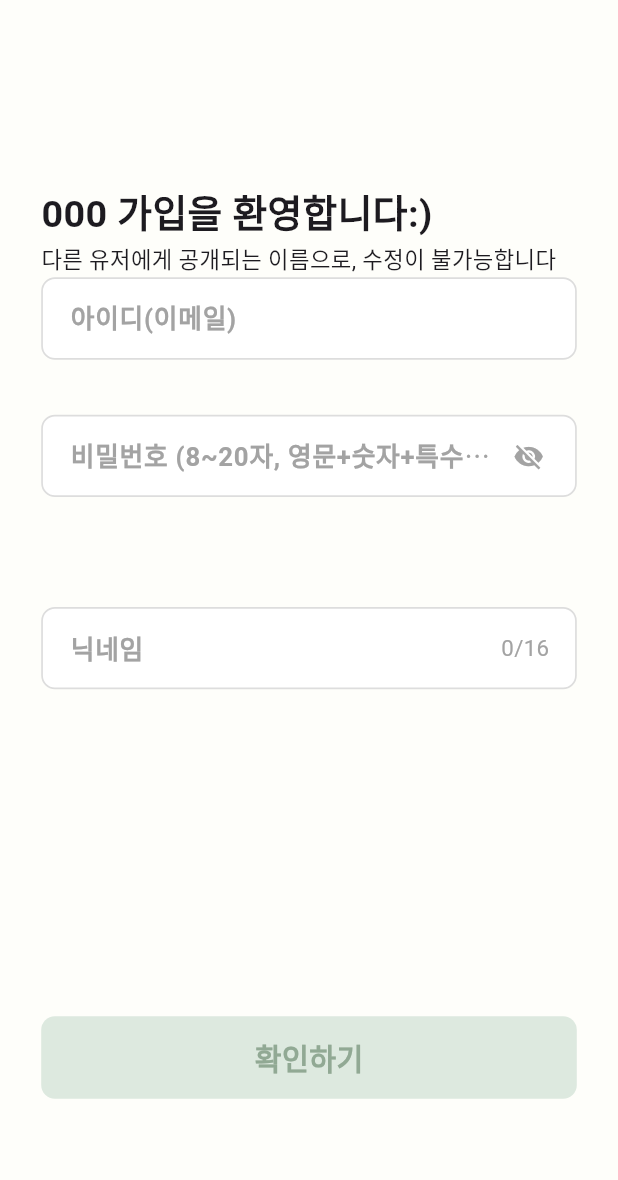
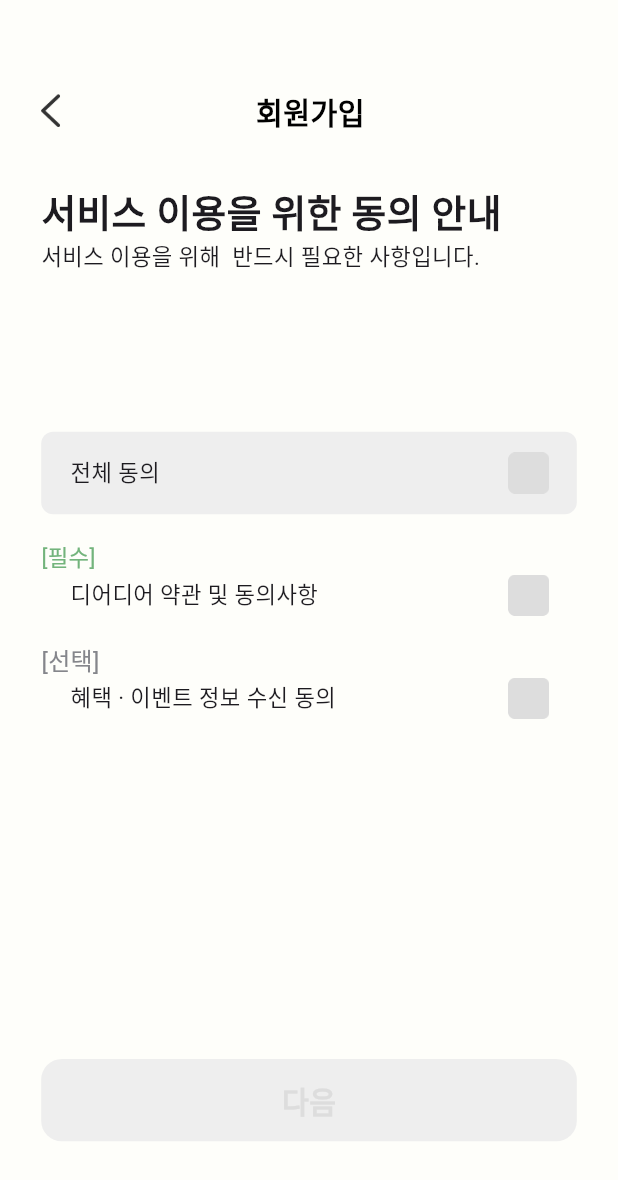
Before and after one commit to Dear-deer-developer/Dear-dear-FE, a Flutter app: the screen it shows after launch, after a tap on "회원가입", on a phone screen of 412 x 824 dp. Shown: the top 1180 px of the screen. Run offline on Flutter 3.47's test engine with Material 3 defaults, Android fonts, the phone set to English and light mode, and no system bars; our stand-ins replace flutter_dotenv, flutter_phoenix, flutter_screenutil, get, just_audio, logger and 4 more; missing offline and left inert: audio_session, kakao_flutter_sdk_user; accounts and stored records are empty; Roboto replaces fonts that are missing (KakaoSmallSansBold, KakaoSmallSansRegular).

```diff
--- a/lib/binding/main_bindings.dart
+++ b/lib/binding/main_bindings.dart
@@ -1,4 +1,6 @@
 // lib/binding/main_bindings.dart
+import 'package:dear_deer_demo/controller/login/agreement_controller.dart';
+import 'package:dear_deer_demo/controller/login/signup_email_controller.dart';
 import 'package:get/get.dart';
 
 // 기존
@@ -16,7 +18,6 @@ import 'package:dear_deer_demo/service/api_service.dart';
 import 'package:dear_deer_demo/service/auth_service.dart';
 import 'package:dear_deer_demo/service/contents_config_service.dart';
 import 'package:dear_deer_demo/service/contents_repository.dart';
-import 'package:get/get.dart';
 
 // 일정 연동
 import 'package:dear_deer_demo/util/custom_get_connect.dart';
@@ -34,6 +35,8 @@ class MainBindings extends Bindings {
     Get.put<AuthService>(AuthService(), permanent: true);
     Get.put<BgMusicController>(BgMusicController(), permanent: true);
     Get.put<AppStartController>(AppStartController(), permanent: true);
+    Get.put(AgreementController(), permanent: false);
+    Get.lazyPut<SignupEmailController>(() => SignupEmailController());
 
     // Contents
     Get.put<ContentsConfigService>(ContentsConfigService(), permanent: true);
--- /dev/null
+++ b/lib/controller/login/agreement_controller.dart
@@ -0,0 +1,30 @@
+import 'package:get/get.dart';
+
+class AgreementController extends GetxController {
+  // 체크 상태
+  final reqAgree = false.obs; // [필수] 디어디어 약관 및 동의사항
+  final optAgree = false.obs; // [선택] 혜택·이벤트 정보 수신
+  final allAgree = false.obs; // 전체 동의
+
+  bool get canNext => reqAgree.value; // [다음] 활성 조건: 필수 동의
+
+  void toggleAll(bool v) {
+    allAgree.value = v;
+    reqAgree.value = v;
+    optAgree.value = v;
+  }
+
+  void toggleReq(bool v) {
+    reqAgree.value = v;
+    _syncAll();
+  }
+
+  void toggleOpt(bool v) {
+    optAgree.value = v;
+    _syncAll();
+  }
+
+  void _syncAll() {
+    allAgree.value = reqAgree.value && optAgree.value;
+  }
+}
--- /dev/null
+++ b/lib/controller/login/signup_email_controller.dart
@@ -0,0 +1,55 @@
+import 'package:dear_deer_demo/service/auth_service.dart';
+import 'package:dear_deer_demo/util/logger.dart';
+import 'package:flutter/material.dart';
+import 'package:get/get.dart';
+
+class SignupEmailController extends GetxController {
+  final emailCtrl = TextEditingController();
+
+  final isChecking = false.obs; // 중복 확인(=인증코드 전송) 중 로딩
+  final isChecked = false.obs; // 중복 확인 성공 여부
+  final isValidEmail = false.obs; // 이메일 형식 유효성
+
+  @override
+  void onClose() {
+    emailCtrl.dispose();
+    super.onClose();
+  }
+
+  void onEmailChanged(String v) {
+    isValidEmail.value = _validEmail(v.trim());
+    // 이메일이 바뀌면 다시 확인 필요
+    if (isChecked.value) isChecked.value = false;
+  }
+
+  Future<void> onCheckPressed() async {
+    final email = emailCtrl.text.trim();
+    if (!_validEmail(email)) {
+      Get.snackbar('이메일', '올바른 이메일을 입력해주세요.');
+      return;
+    }
+
+    isChecking.value = true;
+    try {
+      // 서버: 중복 체크를 겸한 "가입용 인증코드 전송" API 라고 가정
+      final ok = await Get.find<AuthService>().sendSignupEmailCode(email);
+      if (ok) {
+        isChecked.value = true;
+        Get.snackbar('발송 완료', '인증코드를 이메일로 보냈습니다.');
+      } else {
+        isChecked.value = false;
+        Get.snackbar('실패', '중복 확인 또는 코드 발송에 실패했습니다.');
+      }
+    } catch (e, st) {
+      logger.e('onCheckPressed 예외', error: e, stackTrace: st);
+      Get.snackbar('오류', '일시적 오류가 발생했습니다.');
+    } finally {
+      isChecking.value = false;
+    }
+  }
+
+  bool get canNext => isChecked.value; // 확인 성공 시에만 다음 활성화
+
+  bool _validEmail(String v) =>
+      RegExp(r'^[^@\s]+@[^@\s]+\.[^@\s]+$').hasMatch(v);
+}
--- a/lib/data/image_data.dart
+++ b/lib/data/image_data.dart
@@ -36,6 +36,9 @@ class ImagePath {
   static String get textDeleteIcon => 'assets/images/icon_textdelete.png';
   static String get eyeOffIcon => 'assets/images/eye_off.png';
   static String get eyeOnIcon => 'assets/images/eye_on.png';
+
+  static String get checkboxOn => 'assets/images/check_box_on.png';
+  static String get checkboxOff => 'assets/images/check_box_off.png';
 
   // MARK: - Bot_nav_icon
   static String get homeOn => 'assets/images/home_on.png';
--- a/lib/view/login/login_main.dart
+++ b/lib/view/login/login_main.dart
@@ -3,6 +3,7 @@ import 'package:dear_deer_demo/data/app_color.dart';
 import 'package:dear_deer_demo/data/font_styles.dart';
 import 'package:dear_deer_demo/data/image_data.dart';
 import 'package:dear_deer_demo/view/login/jwt_sign_up.dart';
+import 'package:dear_deer_demo/view/login/sign_up_agreement.dart';
 import 'package:flutter/material.dart';
 import 'package:flutter_screenutil/flutter_screenutil.dart';
 import 'package:get/get.dart';
@@ -282,7 +283,8 @@ class LoginMain extends GetView<AuthController> {
           }),
           _link('회원가입', () {
             TODO:
-            Get.to(() => JwtSignUp());
+            // Get.to(() => JwtSignUp());
+            Get.to(() => SignUpAgreement());
           }),
         ],
       ),
--- /dev/null
+++ b/lib/view/login/sign_up_agreement.dart
@@ -0,0 +1,186 @@
+import 'package:dear_deer_demo/controller/login/agreement_controller.dart';
+import 'package:dear_deer_demo/data/app_color.dart';
+import 'package:dear_deer_demo/data/font_styles.dart';
+import 'package:dear_deer_demo/data/image_data.dart';
+import 'package:dear_deer_demo/view/login/sign_up_email.dart';
+import 'package:flutter/material.dart';
+import 'package:flutter_screenutil/flutter_screenutil.dart';
+import 'package:get/get.dart';
+
+class SignUpAgreement extends GetView<AgreementController> {
+  const SignUpAgreement({super.key});
+
+  @override
+  Widget build(BuildContext context) {
+    return Scaffold(
+      body: _body(),
+    );
+  }
+
+  Widget _body() {
+    return Padding(
+      padding: EdgeInsets.only(top: 41.h),
+      child: Column(
+        crossAxisAlignment: CrossAxisAlignment.start,
+        children: [
+          // MARK: title
+          Row(
+            children: [
+              SizedBox(
+                width: 6.w,
+              ),
+              GestureDetector(
+                onTap: Get.back,
+                child:
+                    Image.asset(ImagePath.backIcon, width: 48.w, height: 48.h),
+              ),
+              SizedBox(
+                width: 95.w,
+              ),
+              Text('회원가입',
+                  style: FontStyles.H2_bold_17.copyWith(color: Colors.black)),
+            ],
+          ),
+          SizedBox(height: 19.h),
+          // MARK: Main
+          Padding(
+            padding: EdgeInsets.only(left: 24.w, right: 24.w),
+            child: Column(
+              crossAxisAlignment: CrossAxisAlignment.start,
+              children: [
+                Text(
+                  '서비스 이용을 위한 동의 안내',
+                  style: FontStyles.H1_bold_22,
+                ),
+                Text(
+                  '서비스 이용을 위해  반드시 필요한 사항입니다.',
+                  style: FontStyles.S1_reg_13,
+                ),
+                SizedBox(
+                  height: 92.h,
+                ),
+                // 전체 동의 컨테이너
+                _overallAgreeBox(),
+                SizedBox(height: 16.h),
+                Text(
+                  '[필수]',
+                  style:
+                      FontStyles.S1_reg_13.copyWith(color: AppColors.mainGreen),
+                ),
+                Obx(() => _agreeRow(
+                      title: '디어디어 약관 및 동의사항',
+                      value: controller.reqAgree.value,
+                      onTap: () =>
+                          controller.toggleReq(!controller.reqAgree.value),
+                    )),
+                SizedBox(height: 16.h),
+                Text(
+                  '[선택]',
+                  style: FontStyles.B4_reg_14.copyWith(color: AppColors.G_06),
+                ),
+                Obx(() => _agreeRow(
+                      title: '혜택 · 이벤트 정보 수신 동의',
+                      value: controller.optAgree.value,
+                      onTap: () =>
+                          controller.toggleOpt(!controller.optAgree.value),
+                    )),
+              ],
+            ),
+          ),
+          SizedBox(
+            height: 198.h,
+          ),
+          // ==================== 다음 버튼 ====================
+          Obx(() => Padding(
+                padding: EdgeInsets.only(left: 24.w),
+                child: _nextButton(
+                  active: controller.canNext,
+                  onTap: controller.canNext
+                      ? () => Get.to(() => const SignUpEmail())
+                      : null,
+                ),
+              )),
+          SizedBox(height: 16.h),
+        ],
+      ),
+    );
+  }
+
+  // 전체 동의 영역
+  Widget _overallAgreeBox() {
+    return Container(
+      width: 312.w,
+      height: 48.h,
+      decoration: BoxDecoration(
+        color: AppColors.G_01, // 연한 회색 배경 토큰 (없으면 Colors.grey[100] 등으로 대체)
+        borderRadius: BorderRadius.circular(7.r),
+      ),
+      child: Obx(() => _agreeRow(
+            title: '전체 동의',
+            value: controller.allAgree.value,
+            onTap: () => controller.toggleAll(!controller.allAgree.value),
+          )),
+    );
+  }
+
+  // 공통 동의 Row (큰 터치 영역)
+  Widget _agreeRow({
+    required String title,
+    required bool value,
+    required VoidCallback onTap,
+  }) {
+    return InkWell(
+      onTap: onTap,
+      borderRadius: BorderRadius.circular(8.r),
+      child: Padding(
+        padding: EdgeInsets.only(right: 16.w),
+        child: Row(
+          crossAxisAlignment: CrossAxisAlignment.center,
+          mainAxisAlignment: MainAxisAlignment.start,
+          children: [
+            Padding(
+              padding: EdgeInsets.only(
+                left: 17.w,
+              ),
+              child: Text(title, style: FontStyles.S1_reg_13),
+            ),
+            Spacer(),
+            _checkbox(value),
+          ],
+        ),
+      ),
+    );
+  }
+
+// 디자인 맞춘 커스텀 체크박스
+  Widget _checkbox(bool value) {
+    return Image.asset(
+      value ? ImagePath.checkboxOn : ImagePath.checkboxOff,
+      width: 24.w,
+      height: 24.h,
+    );
+  }
+
+  // 다음 버튼
+  Widget _nextButton({required bool active, VoidCallback? onTap}) {
+    return GestureDetector(
+      onTap: onTap,
+      behavior: HitTestBehavior.opaque,
+      child: Container(
+        width: 312.w,
+        height: 48.h,
+        alignment: Alignment.center,
+        decoration: BoxDecoration(
+          color: active ? AppColors.mainGreen : AppColors.G_01,
+          borderRadius: BorderRadius.circular(12.r),
+        ),
+        child: Text(
+          '다음',
+          style: FontStyles.Button_bold_17.copyWith(
+            color: active ? Colors.white : AppColors.G_02,
+          ),
+        ),
+      ),
+    );
+  }
+}
```
Also changed, not shown: lib/service/api_service.dart (+13 -0 lines), lib/service/auth_service.dart (+139 -0 lines), lib/view/login/sign_up_email.dart (added, +159 -0 lines), assets/images/check_box_off.png (added), assets/images/check_box_on.png (added).
